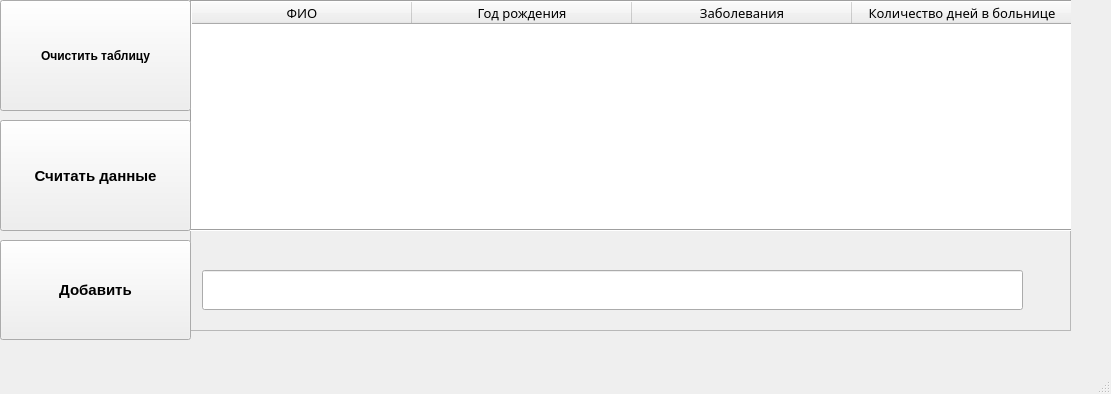
Before: the Qt Designer form patients.ui in YanaKvak232/project, drawn with Qt 5.
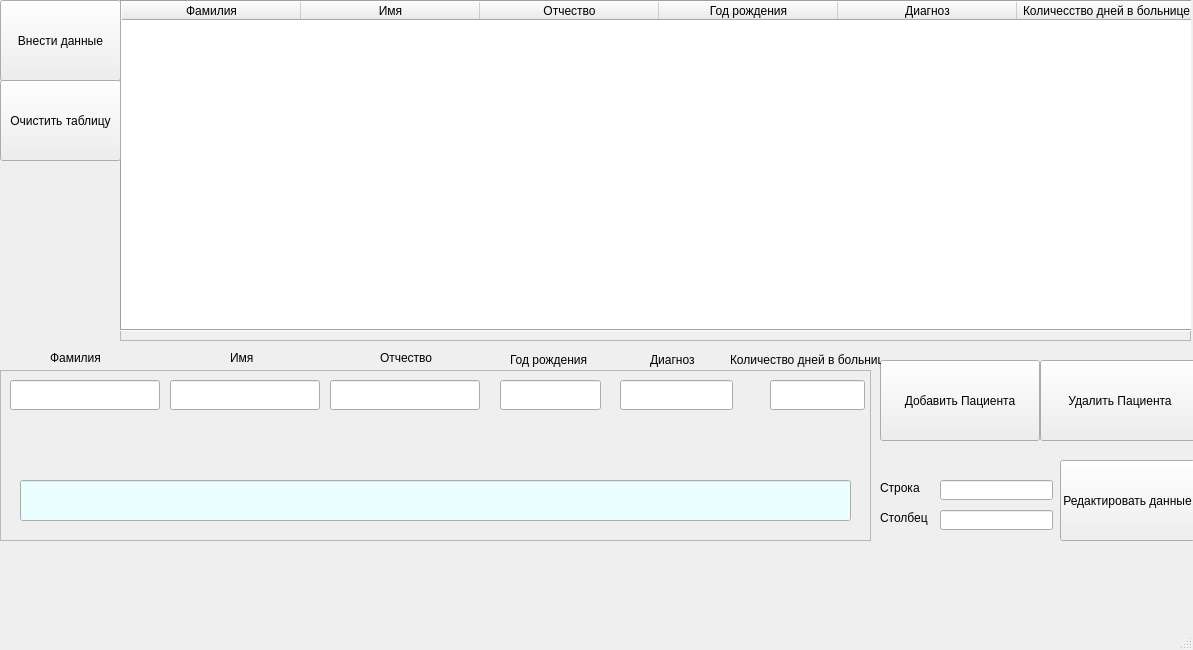
After: the same form once the commit is applied.

```diff
--- a/patients.ui
+++ b/patients.ui
@@ -9,8 +9,8 @@
    <rect>
     <x>0</x>
     <y>0</y>
-    <width>1111</width>
-    <height>394</height>
+    <width>1193</width>
+    <height>650</height>
    </rect>
   </property>
   <property name="windowTitle">
@@ -20,9 +20,9 @@
    <widget class="QFrame" name="frame">
     <property name="geometry">
      <rect>
-      <x>190</x>
-      <y>-10</y>
-      <width>881</width>
+      <x>120</x>
+      <y>0</y>
+      <width>1071</width>
       <height>341</height>
      </rect>
     </property>
@@ -36,17 +36,11 @@
      <property name="geometry">
       <rect>
        <x>0</x>
-       <y>10</y>
-       <width>891</width>
-       <height>231</height>
+       <y>0</y>
+       <width>1081</width>
+       <height>331</height>
       </rect>
      </property>
-     <property name="font">
-      <font>
-       <family>Perpetua</family>
-       <pointsize>10</pointsize>
-      </font>
-     </property>
      <property name="frameShape">
       <enum>QFrame::Box</enum>
      </property>
@@ -57,17 +51,27 @@
       <number>0</number>
      </property>
      <property name="columnCount">
-      <number>4</number>
+      <number>6</number>
      </property>
      <attribute name="horizontalHeaderVisible">
       <bool>true</bool>
      </attribute>
      <attribute name="horizontalHeaderDefaultSectionSize">
-      <number>220</number>
+      <number>179</number>
      </attribute>
      <column>
       <property name="text">
-       <string>ФИО</string>
+       <string>Фамилия</string>
+      </property>
+     </column>
+     <column>
+      <property name="text">
+       <string>Имя</string>
+      </property>
+     </column>
+     <column>
+      <property name="text">
+       <string>Отчество</string>
       </property>
      </column>
      <column>
@@ -77,93 +81,383 @@
      </column>
      <column>
       <property name="text">
-       <string>Заболевания</string>
+       <string>Диагноз</string>
       </property>
      </column>
      <column>
       <property name="text">
-       <string>Количество дней в больнице</string>
+       <string>Количесство дней в больнице</string>
       </property>
      </column>
     </widget>
-    <widget class="QLineEdit" name="lineEdit">
-     <property name="geometry">
-      <rect>
-       <x>12</x>
-       <y>280</y>
-       <width>821</width>
-       <height>40</height>
-      </rect>
-     </property>
-     <property name="font">
-      <font>
-       <family>Perpetua</family>
-       <pointsize>12</pointsize>
-      </font>
-     </property>
-    </widget>
    </widget>
    <widget class="QPushButton" name="pushButton_2">
     <property name="geometry">
      <rect>
       <x>0</x>
-      <y>0</y>
-      <width>191</width>
-      <height>111</height>
+      <y>80</y>
+      <width>121</width>
+      <height>81</height>
      </rect>
     </property>
-    <property name="font">
-     <font>
-      <family>Arial</family>
-      <pointsize>9</pointsize>
-      <weight>75</weight>
-      <bold>true</bold>
-     </font>
-    </property>
     <property name="text">
      <string>Очистить таблицу</string>
     </property>
    </widget>
-   <widget class="QPushButton" name="pushButton">
-    <property name="geometry">
-     <rect>
-      <x>0</x>
-      <y>120</y>
-      <width>191</width>
-      <height>111</height>
-     </rect>
-    </property>
-    <property name="font">
-     <font>
-      <family>Arial</family>
-      <pointsize>11</pointsize>
-      <weight>75</weight>
-      <bold>true</bold>
-     </font>
-    </property>
-    <property name="text">
-     <string>Считать данные</string>
-    </property>
-   </widget>
    <widget class="QPushButton" name="pushButton_3">
     <property name="geometry">
      <rect>
+      <x>880</x>
+      <y>360</y>
+      <width>160</width>
+      <height>81</height>
+     </rect>
+    </property>
+    <property name="text">
+     <string>Добавить Пациента</string>
+    </property>
+   </widget>
+   <widget class="QFrame" name="frame_2">
+    <property name="geometry">
+     <rect>
       <x>0</x>
-      <y>240</y>
-      <width>191</width>
-      <height>100</height>
+      <y>370</y>
+      <width>871</width>
+      <height>171</height>
      </rect>
     </property>
-    <property name="font">
-     <font>
-      <family>Arial</family>
-      <pointsize>11</pointsize>
-      <weight>75</weight>
-      <bold>true</bold>
-     </font>
+    <property name="frameShape">
+     <enum>QFrame::StyledPanel</enum>
     </property>
+    <property name="frameShadow">
+     <enum>QFrame::Raised</enum>
+    </property>
+    <widget class="QLineEdit" name="lineEdit">
+     <property name="geometry">
+      <rect>
+       <x>20</x>
+       <y>110</y>
+       <width>831</width>
+       <height>41</height>
+      </rect>
+     </property>
+     <property name="palette">
+      <palette>
+       <active>
+        <colorrole role="WindowText">
+         <brush brushstyle="SolidPattern">
+          <color alpha="255">
+           <red>0</red>
+           <green>0</green>
+           <blue>255</blue>
+          </color>
+         </brush>
+        </colorrole>
+        <colorrole role="Text">
+         <brush brushstyle="SolidPattern">
+          <color alpha="255">
+           <red>0</red>
+           <green>0</green>
+           <blue>255</blue>
+          </color>
+         </brush>
+        </colorrole>
+        <colorrole role="Base">
+         <brush brushstyle="SolidPattern">
+          <color alpha="255">
+           <red>235</red>
+           <green>255</green>
+           <blue>254</blue>
+          </color>
+         </brush>
+        </colorrole>
+       </active>
+       <inactive>
+        <colorrole role="WindowText">
+         <brush brushstyle="SolidPattern">
+          <color alpha="255">
+           <red>0</red>
+           <green>0</green>
+           <blue>255</blue>
+          </color>
+         </brush>
+        </colorrole>
+        <colorrole role="Text">
+         <brush brushstyle="SolidPattern">
+          <color alpha="255">
+           <red>0</red>
+           <green>0</green>
+           <blue>255</blue>
+          </color>
+         </brush>
+        </colorrole>
+        <colorrole role="Base">
+         <brush brushstyle="SolidPattern">
+          <color alpha="255">
+           <red>235</red>
+           <green>255</green>
+           <blue>254</blue>
+          </color>
+         </brush>
+        </colorrole>
+       </inactive>
+       <disabled>
+        <colorrole role="WindowText">
+         <brush brushstyle="SolidPattern">
+          <color alpha="255">
+           <red>120</red>
+           <green>120</green>
+           <blue>120</blue>
+          </color>
+         </brush>
+        </colorrole>
+        <colorrole role="Text">
+         <brush brushstyle="SolidPattern">
+          <color alpha="255">
+           <red>120</red>
+           <green>120</green>
+           <blue>120</blue>
+          </color>
+         </brush>
+        </colorrole>
+        <colorrole role="Base">
+         <brush brushstyle="SolidPattern">
+          <color alpha="255">
+           <red>240</red>
+           <green>240</green>
+           <blue>240</blue>
+          </color>
+         </brush>
+        </colorrole>
+       </disabled>
+      </palette>
+     </property>
+     <property name="text">
+      <string/>
+     </property>
+    </widget>
+    <widget class="QLineEdit" name="lineEdit_4">
+     <property name="geometry">
+      <rect>
+       <x>10</x>
+       <y>10</y>
+       <width>150</width>
+       <height>30</height>
+      </rect>
+     </property>
+    </widget>
+    <widget class="QLineEdit" name="lineEdit_5">
+     <property name="geometry">
+      <rect>
+       <x>170</x>
+       <y>10</y>
+       <width>150</width>
+       <height>30</height>
+      </rect>
+     </property>
+    </widget>
+    <widget class="QLineEdit" name="lineEdit_6">
+     <property name="geometry">
+      <rect>
+       <x>330</x>
+       <y>10</y>
+       <width>150</width>
+       <height>30</height>
+      </rect>
+     </property>
+    </widget>
+    <widget class="QLineEdit" name="lineEdit_7">
+     <property name="geometry">
+      <rect>
+       <x>500</x>
+       <y>10</y>
+       <width>101</width>
+       <height>30</height>
+      </rect>
+     </property>
+    </widget>
+    <widget class="QLineEdit" name="lineEdit_8">
+     <property name="geometry">
+      <rect>
+       <x>620</x>
+       <y>10</y>
+       <width>113</width>
+       <height>30</height>
+      </rect>
+     </property>
+    </widget>
+    <widget class="QLineEdit" name="lineEdit_9">
+     <property name="geometry">
+      <rect>
+       <x>770</x>
+       <y>10</y>
+       <width>95</width>
+       <height>30</height>
+      </rect>
+     </property>
+    </widget>
+   </widget>
+   <widget class="QPushButton" name="pushButton">
+    <property name="geometry">
+     <rect>
+      <x>0</x>
+      <y>0</y>
+      <width>121</width>
+      <height>81</height>
+     </rect>
+    </property>
     <property name="text">
-     <string>Добавить</string>
+     <string>Внести данные</string>
+    </property>
+   </widget>
+   <widget class="QPushButton" name="pushButton_4">
+    <property name="geometry">
+     <rect>
+      <x>1060</x>
+      <y>460</y>
+      <width>135</width>
+      <height>81</height>
+     </rect>
+    </property>
+    <property name="text">
+     <string>Редактировать данные</string>
+    </property>
+   </widget>
+   <widget class="QLineEdit" name="lineEdit_2">
+    <property name="geometry">
+     <rect>
+      <x>940</x>
+      <y>480</y>
+      <width>113</width>
+      <height>20</height>
+     </rect>
+    </property>
+   </widget>
+   <widget class="QLineEdit" name="lineEdit_3">
+    <property name="geometry">
+     <rect>
+      <x>940</x>
+      <y>510</y>
+      <width>113</width>
+      <height>20</height>
+     </rect>
+    </property>
+   </widget>
+   <widget class="QPushButton" name="pushButton_5">
+    <property name="geometry">
+     <rect>
+      <x>1040</x>
+      <y>360</y>
+      <width>160</width>
+      <height>81</height>
+     </rect>
+    </property>
+    <property name="text">
+     <string>Удалить Пациента</string>
+    </property>
+   </widget>
+   <widget class="QLabel" name="label">
+    <property name="geometry">
+     <rect>
+      <x>50</x>
+      <y>350</y>
+      <width>55</width>
+      <height>16</height>
+     </rect>
+    </property>
+    <property name="text">
+     <string>Фамилия</string>
+    </property>
+   </widget>
+   <widget class="QLabel" name="label_2">
+    <property name="geometry">
+     <rect>
+      <x>230</x>
+      <y>350</y>
+      <width>31</width>
+      <height>16</height>
+     </rect>
+    </property>
+    <property name="text">
+     <string>Имя</string>
+    </property>
+   </widget>
+   <widget class="QLabel" name="label_3">
+    <property name="geometry">
+     <rect>
+      <x>380</x>
+      <y>350</y>
+      <width>55</width>
+      <height>16</height>
+     </rect>
+    </property>
+    <property name="text">
+     <string>Отчество</string>
+    </property>
+   </widget>
+   <widget class="QLabel" name="label_4">
+    <property name="geometry">
+     <rect>
+      <x>510</x>
+      <y>350</y>
+      <width>81</width>
+      <height>20</height>
+     </rect>
+    </property>
+    <property name="text">
+     <string>Год рождения</string>
+    </property>
+   </widget>
+   <widget class="QLabel" name="label_5">
+    <property name="geometry">
+     <rect>
+      <x>650</x>
+      <y>350</y>
+      <width>51</width>
+      <height>20</height>
+     </rect>
+    </property>
+    <property name="text">
+     <string>Диагноз</string>
+    </property>
+   </widget>
+   <widget class="QLabel" name="label_6">
+    <property name="geometry">
+     <rect>
+      <x>730</x>
+      <y>350</y>
+      <width>151</width>
+      <height>20</height>
+     </rect>
+    </property>
+    <property name="text">
+     <string>Количество дней в больнице</string>
+    </property>
+   </widget>
+   <widget class="QLabel" name="label_7">
+    <property name="geometry">
+     <rect>
+      <x>880</x>
+      <y>480</y>
+      <width>55</width>
+      <height>16</height>
+     </rect>
+    </property>
+    <property name="text">
+     <string>Строка</string>
+    </property>
+   </widget>
+   <widget class="QLabel" name="label_8">
+    <property name="geometry">
+     <rect>
+      <x>880</x>
+      <y>510</y>
+      <width>55</width>
+      <height>16</height>
+     </rect>
+    </property>
+    <property name="text">
+     <string>Столбец</string>
     </property>
    </widget>
   </widget>
```
Left out of the diff: 7 changed lines with no effect on the pictures.
